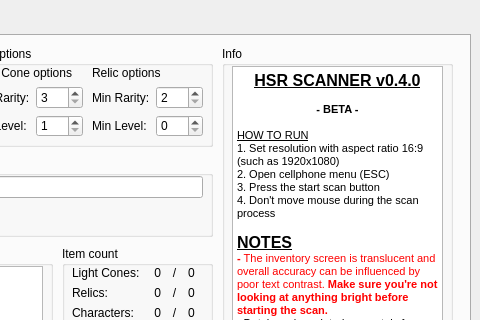
Qt form src/ui/hsr_scanner.ui (kel-z/HSR-Scanner) before a commit; both pictures show x 220 to 700 and y 0 to 320 of the 700 by 450 pixel window.
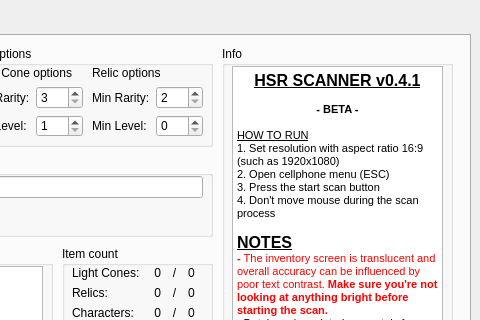
The same form after that commit.

```diff
--- a/src/ui/hsr_scanner.ui
+++ b/src/ui/hsr_scanner.ui
@@ -500,7 +500,7 @@
 &lt;html&gt;&lt;head&gt;&lt;meta name=&quot;qrichtext&quot; content=&quot;1&quot; /&gt;&lt;style type=&quot;text/css&quot;&gt;
 p, li { white-space: pre-wrap; }
 &lt;/style&gt;&lt;/head&gt;&lt;body style=&quot; font-family:'MS Shell Dlg 2'; font-size:8.25pt; font-weight:400; font-style:normal;&quot;&gt;
-&lt;p align=&quot;center&quot; style=&quot; margin-top:0px; margin-bottom:0px; margin-left:0px; margin-right:0px; -qt-block-indent:0; text-indent:0px;&quot;&gt;&lt;span style=&quot; font-size:12pt; font-weight:600; text-decoration: underline;&quot;&gt;HSR SCANNER v0.4.0&lt;/span&gt;&lt;/p&gt;
+&lt;p align=&quot;center&quot; style=&quot; margin-top:0px; margin-bottom:0px; margin-left:0px; margin-right:0px; -qt-block-indent:0; text-indent:0px;&quot;&gt;&lt;span style=&quot; font-size:12pt; font-weight:600; text-decoration: underline;&quot;&gt;HSR SCANNER v0.4.1&lt;/span&gt;&lt;/p&gt;
 &lt;p align=&quot;center&quot; style=&quot;-qt-paragraph-type:empty; margin-top:0px; margin-bottom:0px; margin-left:0px; margin-right:0px; -qt-block-indent:0; text-indent:0px;&quot;&gt;&lt;br /&gt;&lt;/p&gt;
 &lt;p align=&quot;center&quot; style=&quot; margin-top:0px; margin-bottom:0px; margin-left:0px; margin-right:0px; -qt-block-indent:0; text-indent:0px;&quot;&gt;&lt;span style=&quot; font-weight:600;&quot;&gt;- BETA -&lt;/span&gt;&lt;/p&gt;
 &lt;p align=&quot;center&quot; style=&quot;-qt-paragraph-type:empty; margin-top:0px; margin-bottom:0px; margin-left:0px; margin-right:0px; -qt-block-indent:0; text-indent:0px;&quot;&gt;&lt;br /&gt;&lt;/p&gt;
```
Left out of the diff: 2 changed lines with no effect on the pictures.
